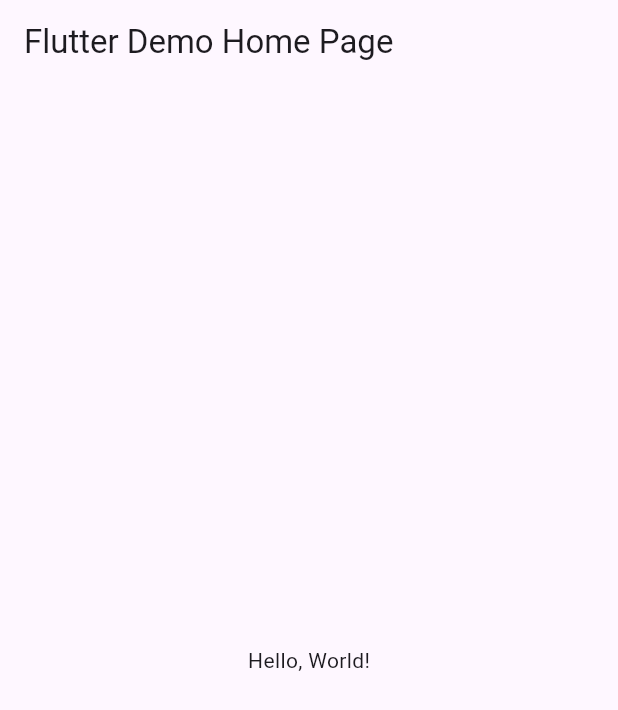
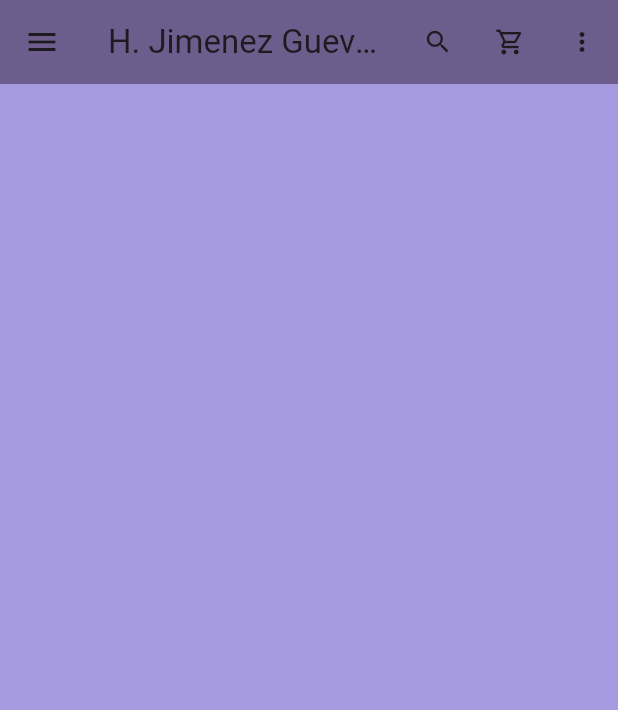
Before and after one commit to HEJimGuev/p9_Drawer_6J, a Flutter app: the screen it shows after launch, on a phone screen of 412 x 824 dp. Shown: the top 710 px of the screen. Run offline on Flutter 3.47's test engine with Material 3 defaults, Android fonts, the phone set to English and light mode, and no system bars.

Commit message:
Update main.dart

```diff
--- a/lib/main.dart
+++ b/lib/main.dart
@@ -1,41 +1,141 @@
 import 'package:flutter/material.dart';
 
-void main() => runApp(MyApp());
+void main() => runApp(const MiDrawerLopez());
 
-class MyApp extends StatelessWidget {
-  const MyApp({super.key});
-  // This widget is the root of your application.
+class MiDrawerLopez extends StatelessWidget {
+  const MiDrawerLopez({Key? key}) : super(key: key);
+
   @override
   Widget build(BuildContext context) {
     return MaterialApp(
-      // Application name
-      title: 'Flutter Hello World',
-      // Application theme data, you can set the colors for the application as
-      // you want
-      theme: ThemeData(
-        // useMaterial3: true,
-        primarySwatch: Colors.blue,
-      ),
-      // A widget which will be started on application startup
-      home: MyHomePage(title: 'Flutter Demo Home Page'),
-    );
-  }
-}
-
-class MyHomePage extends StatelessWidget {
-  final String title;
-  const MyHomePage({super.key, required this.title});
-
-  @override
-  Widget build(BuildContext context) {
-    return Scaffold(
-      appBar: AppBar(
-        // The title text which will be shown on the action bar
-        title: Text(title),
-      ),
-      body: Center(
-        child: Text(
-          'Hello, World!',
+      debugShowCheckedModeBanner: false,
+      home: Scaffold(
+        appBar: AppBar(
+          title: const Text(
+            "H. Jimenez Guevara",
+            textScaleFactor: 1,
+          ),
+          centerTitle: true,
+          backgroundColor: const Color(0xff6d5d8c),
+          actions: [
+            IconButton(
+              icon: const Icon(
+                Icons.search,
+              ),
+              onPressed: () {},
+            ),
+            IconButton(
+              icon: const Icon(
+                Icons.shopping_cart_outlined,
+              ),
+              onPressed: () {},
+            ),
+            IconButton(
+              icon: const Icon(
+                Icons.more_vert,
+              ),
+              onPressed: () {},
+            ),
+          ],
+          actionsIconTheme: IconThemeData(
+            size: 20,
+          ),
+        ),
+        backgroundColor: const Color(0xffa69be0),
+        drawer: Drawer(
+          child: ListView(
+            padding: EdgeInsets.zero,
+            children: const [
+              UserAccountsDrawerHeader(
+                accountName: Text("TheOwlClub.co"),
+                accountEmail: Text("a.21308051280493@cbtis128.edu.mx"),
+                currentAccountPicture: CircleAvatar(
+                  backgroundColor: Colors.white,
+                  backgroundImage: NetworkImage(
+                      "https://raw.githubusercontent.com/HEJimGuev/projectimages/main/carita.png"),
+                ),
+                decoration: BoxDecoration(
+                  color: Color(0xffeffff0),
+                  image: DecorationImage(
+                    image: NetworkImage(
+                      "https://c4.wallpaperflare.com/wallpaper/853/176/924/black-and-blue-star-background-stars-wallpaper-preview.jpg",
+                    ),
+                  ),
+                ),
+                otherAccountsPictures: [
+                  CircleAvatar(
+                    backgroundColor: Colors.white,
+                    backgroundImage: NetworkImage(
+                        "https://randomuser.me/api/portraits/women/74.jpg"),
+                  ),
+                  CircleAvatar(
+                    backgroundColor: Colors.white,
+                    backgroundImage: NetworkImage(
+                        "https://randomuser.me/api/portraits/men/47.jpg"),
+                  ),
+                ],
+              ),
+              ListTile(
+                leading: Icon(Icons.account_circle_outlined,
+                    color: Color(0xff33263d)),
+                title: Text(
+                  "Usuario",
+                  style: TextStyle(fontWeight: FontWeight.bold),
+                ),
+              ),
+              ListTile(
+                leading: Icon(Icons.people_outlined, color: Color(0xff453452)),
+                title: Text(
+                  "Empleados",
+                  style: TextStyle(fontWeight: FontWeight.bold),
+                ),
+              ),
+              ListTile(
+                leading: Icon(Icons.star_border, color: Color(0xff33263d)),
+                title: Text(
+                  "Pedidos",
+                  style: TextStyle(fontWeight: FontWeight.bold),
+                ),
+              ),
+              ListTile(
+                leading: Icon(Icons.toys, color: Color(0xff33263d)),
+                title: Text(
+                  "Peluches",
+                  style: TextStyle(fontWeight: FontWeight.bold),
+                ),
+              ),
+              ListTile(
+                leading: Icon(Icons.backpack, color: Color(0xff33263d)),
+                title: Text(
+                  "Mochilas",
+                  style: TextStyle(fontWeight: FontWeight.bold),
+                ),
+              ),
+              ListTile(
+                leading:
+                    Icon(Icons.shopping_bag_outlined, color: Color(0xff33263d)),
+                title: Text(
+                  "Ventas",
+                  style: TextStyle(fontWeight: FontWeight.bold),
+                ),
+              ),
+              ListTile(
+                leading:
+                    Icon(Icons.settings_outlined, color: Color(0xff33263d)),
+                title: Text(
+                  "Configuracion",
+                  style: TextStyle(fontWeight: FontWeight.bold),
+                ),
+              ),
+              ListTile(
+                leading: Icon(Icons.logout_outlined, color: Color(0xff33263d)),
+                title: Text(
+                  "Cerrar Sesion",
+                  style: TextStyle(fontWeight: FontWeight.bold),
+                ),
+              ),
+            ],
+          ),
         ),
       ),
     );
```
